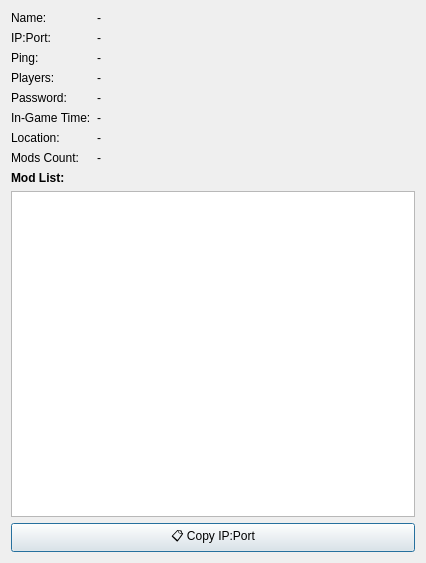
The window that assets/dialog_info.ui (69-Lukash/DMTLauncher) describes before a commit, drawn with Qt 5.
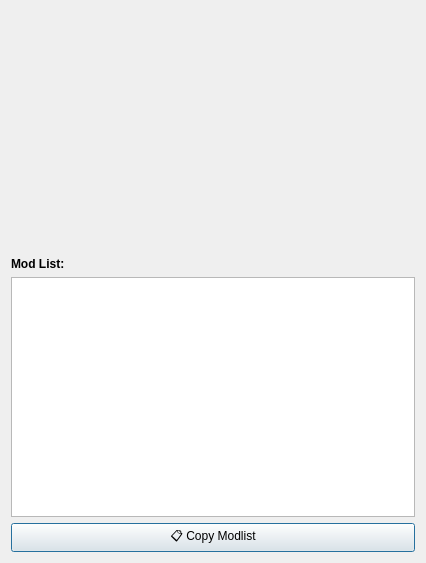
The same window after the commit.

```diff
--- a/assets/dialog_info.ui
+++ b/assets/dialog_info.ui
@@ -15,129 +15,17 @@
   </property>
   <layout class="QVBoxLayout" name="verticalLayout">
    <item>
-    <layout class="QFormLayout" name="formLayout">
-     <item row="0" column="0">
-      <widget class="QLabel" name="label_name_title">
-       <property name="text">
-        <string>Name:</string>
-       </property>
-      </widget>
-     </item>
-     <item row="0" column="1">
-      <widget class="QLabel" name="lbl_name">
-       <property name="sizePolicy">
-        <sizepolicy hsizetype="Expanding" vsizetype="Preferred">
-         <horstretch>0</horstretch>
-         <verstretch>0</verstretch>
-        </sizepolicy>
-       </property>
-       <property name="text">
-        <string>-</string>
-       </property>
-       <property name="wordWrap">
-        <bool>true</bool>
-       </property>
-      </widget>
-     </item>
-     <item row="1" column="0">
-      <widget class="QLabel" name="label_ip_title">
-       <property name="text">
-        <string>IP:Port:</string>
-       </property>
-      </widget>
-     </item>
-     <item row="1" column="1">
-      <widget class="QLabel" name="lbl_ip">
-       <property name="text">
-        <string>-</string>
-       </property>
-      </widget>
-     </item>
-     <item row="2" column="0">
-      <widget class="QLabel" name="label_ping_title">
-       <property name="text">
-        <string>Ping:</string>
-       </property>
-      </widget>
-     </item>
-     <item row="2" column="1">
-      <widget class="QLabel" name="lbl_ping">
-       <property name="text">
-        <string>-</string>
-       </property>
-      </widget>
-     </item>
-     <item row="3" column="0">
-      <widget class="QLabel" name="label_players_title">
-       <property name="text">
-        <string>Players:</string>
-       </property>
-      </widget>
-     </item>
-     <item row="3" column="1">
-      <widget class="QLabel" name="lbl_players">
-       <property name="text">
-        <string>-</string>
-       </property>
-      </widget>
-     </item>
-     <item row="4" column="0">
-      <widget class="QLabel" name="label_pwd_title">
-       <property name="text">
-        <string>Password:</string>
-       </property>
-      </widget>
-     </item>
-     <item row="4" column="1">
-      <widget class="QLabel" name="lbl_password">
-       <property name="text">
-        <string>-</string>
-       </property>
-      </widget>
-     </item>
-     <item row="5" column="0">
-      <widget class="QLabel" name="label_time_title">
-       <property name="text">
-        <string>In-Game Time:</string>
-       </property>
-      </widget>
-     </item>
-     <item row="5" column="1">
-      <widget class="QLabel" name="lbl_time">
-       <property name="text">
-        <string>-</string>
-       </property>
-      </widget>
-     </item>
-     <item row="6" column="0">
-      <widget class="QLabel" name="label_loc_title">
-       <property name="text">
-        <string>Location:</string>
-       </property>
-      </widget>
-     </item>
-     <item row="6" column="1">
-      <widget class="QLabel" name="lbl_location">
-       <property name="text">
-        <string>-</string>
-       </property>
-      </widget>
-     </item>
-     <item row="7" column="0">
-      <widget class="QLabel" name="label_mods_title">
-       <property name="text">
-        <string>Mods Count:</string>
-       </property>
-      </widget>
-     </item>
-     <item row="7" column="1">
-      <widget class="QLabel" name="lbl_mods_count">
-       <property name="text">
-        <string>-</string>
-       </property>
-      </widget>
-     </item>
-    </layout>
+    <widget class="QTextBrowser" name="info_browser">
+     <property name="readOnly">
+      <bool>true</bool>
+     </property>
+     <property name="textInteractionFlags">
+      <set>Qt::TextSelectableByMouse</set>
+     </property>
+     <property name="styleSheet">
+      <string>background-color: transparent; border: none;</string>
+     </property>
+    </widget>
    </item>
    <item>
     <widget class="QLabel" name="label_modlist">
@@ -155,7 +43,7 @@
       <cursorShape>PointingHandCursor</cursorShape>
      </property>
      <property name="text">
-      <string>📋 Copy IP:Port</string>
+      <string>📋 Copy Modlist</string>
      </property>
     </widget>
    </item>
```
